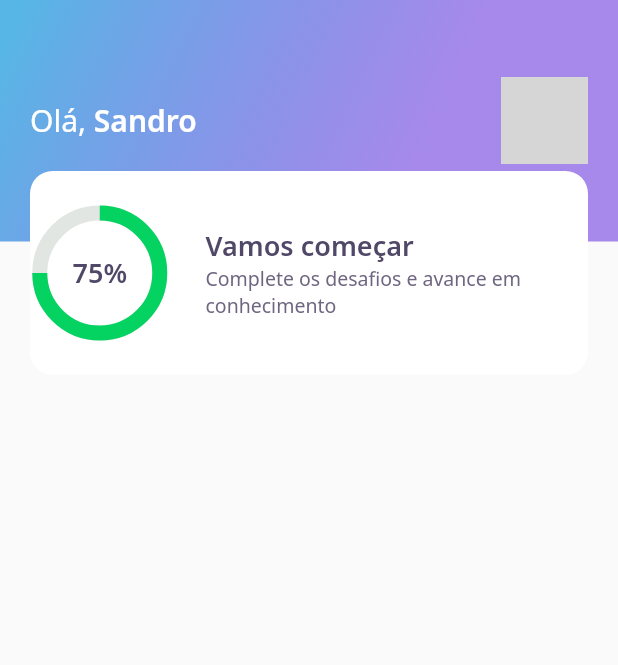
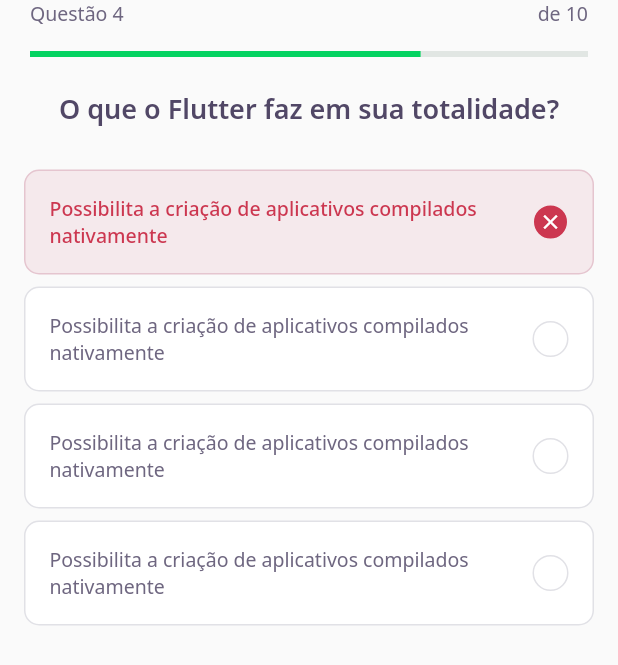
Before and after one commit to Syntax73/quiz-app-flutter, a Flutter app: the screen it shows after launch, on a phone screen of 412 x 824 dp. Shown: the top 665 px of the screen. Run offline on Flutter 3.47's test engine with Material 2 defaults, Android fonts, the phone set to English and light mode, and no system bars; our stand-ins replace google_fonts; grey boxes are pictures that could not be loaded.

```diff
--- /dev/null
+++ b/lib/challenge/challenge_page.dart
@@ -0,0 +1,28 @@
+import 'package:DevQuiz/challenge/widgets/question_indicator/question_indicator_widget.dart';
+import 'package:DevQuiz/challenge/widgets/quiz/quiz_widget.dart';
+import 'package:flutter/material.dart';
+
+class ChallengePage extends StatefulWidget {
+  ChallengePage({Key? key}) : super(key: key);
+
+  @override
+  _ChallengePageState createState() => _ChallengePageState();
+}
+
+class _ChallengePageState extends State<ChallengePage> {
+  @override
+  Widget build(BuildContext context) {
+    return Scaffold(
+      appBar: PreferredSize(
+        preferredSize: Size.fromHeight(60),
+        child: SafeArea(
+          top: true,
+          child: QuestionIndicatorWidget(),
+        ),
+      ),
+      body: QuizWidget(
+        title: "O que o Flutter faz em sua totalidade?",
+      ),
+    );
+  }
+}
--- /dev/null
+++ b/lib/challenge/widgets/awnser/awnser_wiget.dart
@@ -0,0 +1,83 @@
+import 'package:DevQuiz/core/app_colors.dart';
+import 'package:DevQuiz/core/app_text_styles.dart';
+import 'package:flutter/material.dart';
+
+class AwnserWidget extends StatelessWidget {
+  final String title;
+  final bool isRight;
+  final bool isSelected;
+  const AwnserWidget(
+      {Key? key,
+      required this.title,
+      this.isRight = false,
+      this.isSelected = false})
+      : super(key: key);
+
+  Color get _selectedColorRight =>
+      isRight ? AppColors.darkGreen : AppColors.darkRed;
+
+  Color get _selectedBorderRight =>
+      isRight ? AppColors.lightGreen : AppColors.lightRed;
+
+  Color get _selectedColorCardRight =>
+      isRight ? AppColors.lightGreen : AppColors.lightRed;
+
+  Color get _selectedBorderCardRight =>
+      isRight ? AppColors.green : AppColors.red;
+
+  TextStyle get _selectedTextStyleRight =>
+      isRight ? AppTextStyles.bodyDarkGreen : AppTextStyles.bodyDarkRed;
+
+  IconData get _selectedIconRight => isRight ? Icons.check : Icons.close;
+
+  @override
+  Widget build(BuildContext context) {
+    return Padding(
+      padding: const EdgeInsets.symmetric(horizontal: 16, vertical: 4),
+      child: Container(
+        padding: EdgeInsets.all(16),
+        decoration: BoxDecoration(
+          color: isSelected ? _selectedColorCardRight : AppColors.white,
+          borderRadius: BorderRadius.circular(10),
+          border: Border.fromBorderSide(
+            BorderSide(
+                color:
+                    isSelected ? _selectedBorderCardRight : AppColors.border),
+          ),
+        ),
+        child: Row(
+          mainAxisAlignment: MainAxisAlignment.spaceBetween,
+          children: [
+            Expanded(
+              child: Text(
+                title,
+                style:
+                    isSelected ? _selectedTextStyleRight : AppTextStyles.body,
+              ),
+            ),
+            Container(
+              width: 24,
+              height: 24,
+              decoration: BoxDecoration(
+                color: isSelected ? _selectedColorRight : AppColors.white,
+                borderRadius: BorderRadius.circular(500),
+                border: Border.fromBorderSide(
+                  BorderSide(
+                    color: isSelected ? _selectedBorderRight : AppColors.border,
+                  ),
+                ),
+              ),
+              child: isSelected
+                  ? Icon(
+                      _selectedIconRight,
+                      color: AppColors.white,
+                      size: 16,
+                    )
+                  : null,
+            )
+          ],
+        ),
+      ),
+    );
+  }
+}
--- /dev/null
+++ b/lib/challenge/widgets/question_indicator/question_indicator_widget.dart
@@ -0,0 +1,35 @@
+import 'package:DevQuiz/core/app_text_styles.dart';
+import 'package:DevQuiz/shared/widgets/progress_indicator/progress_indicator_widget.dart';
+import 'package:flutter/material.dart';
+
+class QuestionIndicatorWidget extends StatelessWidget {
+  const QuestionIndicatorWidget({Key? key}) : super(key: key);
+
+  @override
+  Widget build(BuildContext context) {
+    return Container(
+      padding: const EdgeInsets.symmetric(horizontal: 20),
+      child: Column(
+        children: [
+          Row(
+            mainAxisAlignment: MainAxisAlignment.spaceBetween,
+            children: [
+              Text(
+                "Questão 4",
+                style: AppTextStyles.body,
+              ),
+              Text(
+                "de 10",
+                style: AppTextStyles.body,
+              )
+            ],
+          ),
+          SizedBox(
+            height: 16,
+          ),
+          ProgressIndicatorWidget(value: 0.7)
+        ],
+      ),
+    );
+  }
+}
--- /dev/null
+++ b/lib/challenge/widgets/quiz/quiz_widget.dart
@@ -0,0 +1,43 @@
+import 'package:DevQuiz/challenge/widgets/awnser/awnser_wiget.dart';
+import 'package:DevQuiz/core/app_text_styles.dart';
+import 'package:flutter/material.dart';
+
+class QuizWidget extends StatelessWidget {
+  final String title;
+  const QuizWidget({Key? key, required this.title}) : super(key: key);
+
+  @override
+  Widget build(BuildContext context) {
+    return Container(
+      child: Column(
+        children: [
+          Text(
+            title,
+            style: AppTextStyles.heading,
+          ),
+          SizedBox(
+            height: 24,
+          ),
+          AwnserWidget(
+            isRight: false,
+            isSelected: true,
+            title:
+                "Possibilita a criação de aplicativos compilados nativamente",
+          ),
+          AwnserWidget(
+            title:
+                "Possibilita a criação de aplicativos compilados nativamente",
+          ),
+          AwnserWidget(
+            title:
+                "Possibilita a criação de aplicativos compilados nativamente",
+          ),
+          AwnserWidget(
+            title:
+                "Possibilita a criação de aplicativos compilados nativamente",
+          ),
+        ],
+      ),
+    );
+  }
+}
--- a/lib/core/app_widget.dart
+++ b/lib/core/app_widget.dart
@@ -1,10 +1,9 @@
-import 'package:DevQuiz/core/splash/splash_page.dart';
-import 'package:DevQuiz/home/home_page.dart';
+import 'package:DevQuiz/challenge/challenge_page.dart';
 import 'package:flutter/material.dart';
 
 class AppWidget extends StatelessWidget {
   @override
   Widget build(BuildContext context) {
-    return MaterialApp(title: "DevQuiz", home: HomePage());
+    return MaterialApp(title: "DevQuiz", home: ChallengePage());
   }
 }
--- a/lib/home/widgets/score_card/score_card_widget.dart
+++ b/lib/home/widgets/score_card/score_card_widget.dart
@@ -16,6 +16,8 @@ class ScoreCardWidget extends StatelessWidget {
           color: AppColors.white,
           borderRadius: BorderRadius.circular(15),
         ),
+        child: Padding(
+          padding: const EdgeInsets.symmetric(horizontal: 24),
           child: Row(
             crossAxisAlignment: CrossAxisAlignment.center,
             children: [
@@ -46,6 +48,7 @@ class ScoreCardWidget extends StatelessWidget {
             ],
           ),
         ),
+      ),
     );
   }
 }
--- /dev/null
+++ b/lib/shared/widgets/progress_indicator/progress_indicator_widget.dart
@@ -0,0 +1,17 @@
+import 'package:DevQuiz/core/core.dart';
+import 'package:flutter/material.dart';
+
+class ProgressIndicatorWidget extends StatelessWidget {
+  final double value;
+  const ProgressIndicatorWidget({Key? key, required this.value})
+      : super(key: key);
+
+  @override
+  Widget build(BuildContext context) {
+    return LinearProgressIndicator(
+      value: value,
+      backgroundColor: AppColors.chartSecondary,
+      valueColor: AlwaysStoppedAnimation<Color>(AppColors.chartPrimary),
+    );
+  }
+}
```
Also changed, not shown: lib/home/home_page.dart (+44 -0 lines), lib/home/widgets/level_button/level_button_widget.dart (added, +57 -0 lines), lib/home/widgets/quiz_card/quiz_card_widget.dart (added, +60 -0 lines). Lines whose indentation alone changed are shown as unchanged.
